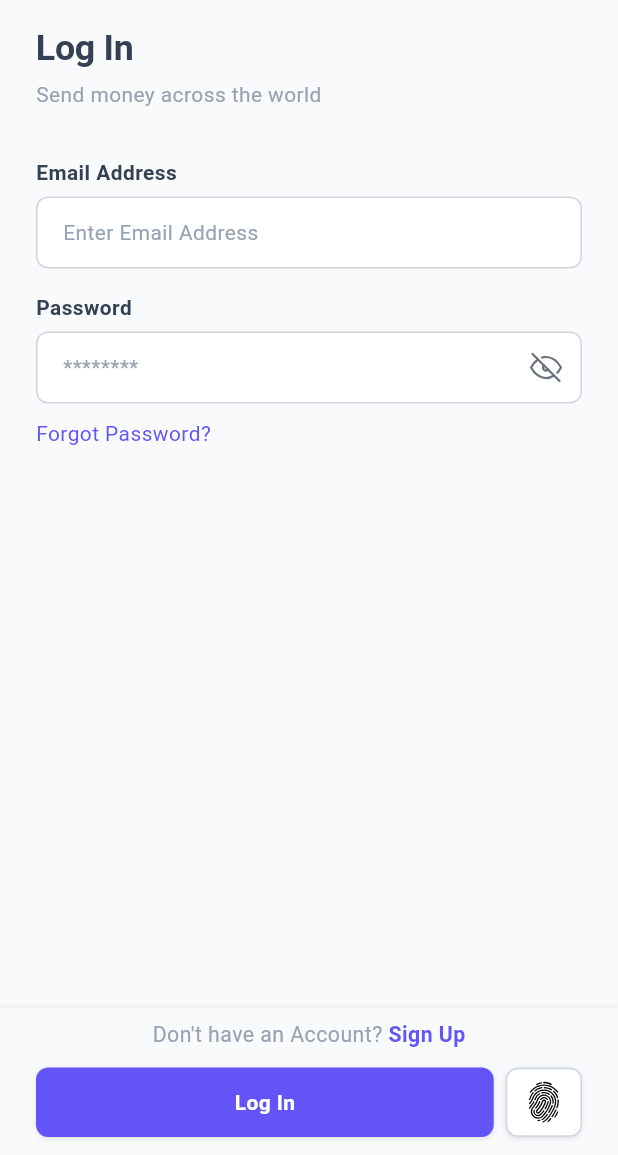
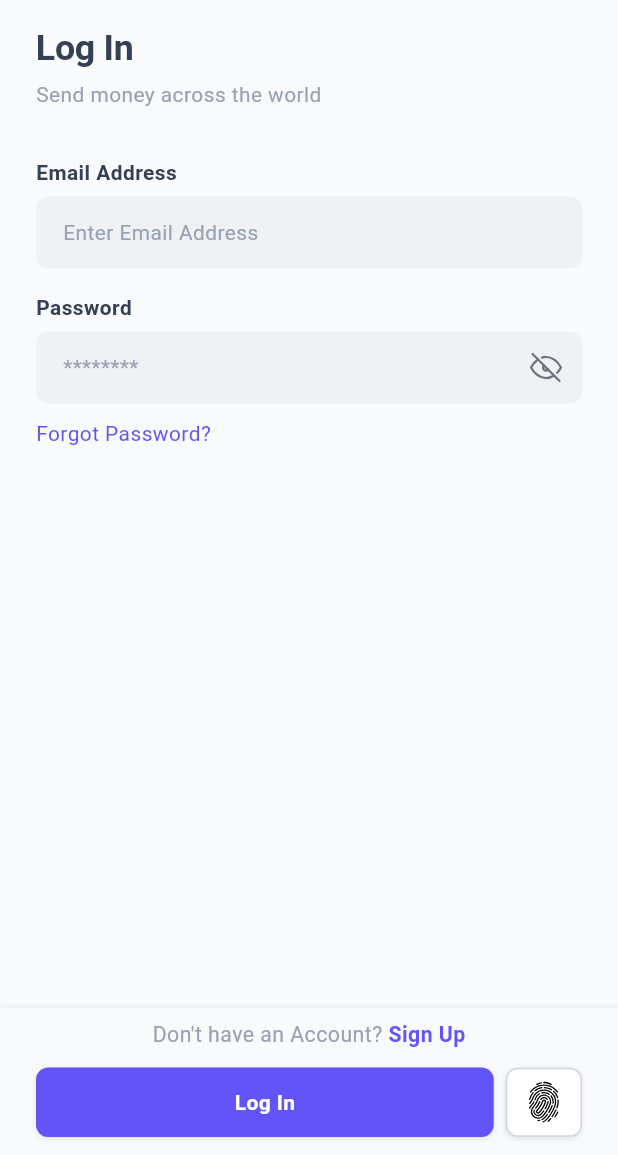
Before and after one commit to maraz-dev/remittance_mobile, a Flutter app: the screen it shows after launch, after a tap on "Sign In", on a phone screen of 412 x 824 dp, the part 81-1236 px from its top. Run offline on Flutter 3.47's test engine with Material 3 defaults, Android fonts, the phone set to English and light mode, and no system bars; drawn by our look-alikes of flutter_animate; our stand-ins replace clock, device_info_plus, dio, flutter_screenutil, flutter_secure_storage, flutter_spinkit and 12 more; missing offline and left inert: curl_logger_dio_interceptor, dio_cache_interceptor, dio_cache_interceptor_hive_store, flutter_skeleton_ui, number_text_input_formatter; accounts and stored records are empty; network calls fail; Roboto replaces fonts that are missing (SFPro).

```diff
--- a/lib/view/features/home/home_view.dart
+++ b/lib/view/features/home/home_view.dart
@@ -52,6 +52,7 @@ class _HomeViewState extends ConsumerState<HomeView> {
 
     // Fetch the Saved User Data
     final user = ref.watch(localUserProvider);
+
     return Scaffold(
       appBar: AppBar(
         backgroundColor: AppColors.kGrey50,
--- a/lib/view/features/home/widgets/kyc_card.dart
+++ b/lib/view/features/home/widgets/kyc_card.dart
@@ -1,5 +1,4 @@
 import 'package:flutter/material.dart';
-import 'package:flutter/widgets.dart';
 import 'package:flutter_screenutil/flutter_screenutil.dart';
 import 'package:go_router/go_router.dart';
 import 'package:remittance_mobile/view/features/transactions/widgets/card_icon.dart';
--- a/lib/view/route.dart
+++ b/lib/view/route.dart
@@ -231,7 +231,7 @@ final routeProvider = Provider<GoRouter>((ref) {
             path: MeansOfIdView.path,
             name: MeansOfIdView.path,
             builder: (context, state) => const MeansOfIdView(),
-            routes: [
+            routes: const [
               // GoRoute(
               //   path: IdFrontCaptureView.path,
               //   name: IdFrontCaptureView.path,
--- a/lib/view/theme/app_colors.dart
+++ b/lib/view/theme/app_colors.dart
@@ -2,6 +2,7 @@ import 'package:flutter/material.dart';
 
 abstract class AppColors {
   static const kPrimaryColor = Color(0xFF6254F6);
+  static const kGreyInput = Color(0xFFEFF1F4);
   static const kGrey50 = Color(0xFFF9FAFB);
   static const kGrey100 = Color(0xFFF2F4F7);
   static const kGrey300 = Color(0xFFD0D5DD);
@@ -27,6 +28,7 @@ abstract class AppColors {
   static const kLightSuccessColor = Color(0xFFECFDF3);
   static const kWarningColor = Color(0xFFDC6803);
   static const kWarningColor50 = Color(0xFFFFFAEB);
+  static const kWarningColor100 = Color(0xFFFEF0C7);
   static const kWarningColor700 = Color(0xFFB54708);
 
   static const kErrorColor = Color(0xFFD92D20);
--- a/lib/view/theme/app_theme.dart
+++ b/lib/view/theme/app_theme.dart
@@ -19,7 +19,7 @@ InputDecorationTheme inputDecorationTheme() {
   );
   OutlineInputBorder defaultInputBorder = OutlineInputBorder(
     borderRadius: BorderRadius.circular(8),
-    borderSide: const BorderSide(color: AppColors.kGrey300, width: 1),
+    borderSide: const BorderSide(color: Colors.transparent, width: 1),
   );
   OutlineInputBorder errorInputBorder = OutlineInputBorder(
     borderRadius: BorderRadius.circular(8),
@@ -31,7 +31,7 @@ InputDecorationTheme inputDecorationTheme() {
     focusedBorder: focusInputBorder,
     errorBorder: errorInputBorder,
     border: defaultInputBorder,
-    fillColor: AppColors.kWhiteColor,
+    fillColor: AppColors.kGreyInput,
     filled: true,
     suffixIconColor: AppColors.kInactiveColor,
   );
```
Also changed, not shown: lib/view/features/home/kyc-views/kyc_info_card.dart (+55 -19 lines).
